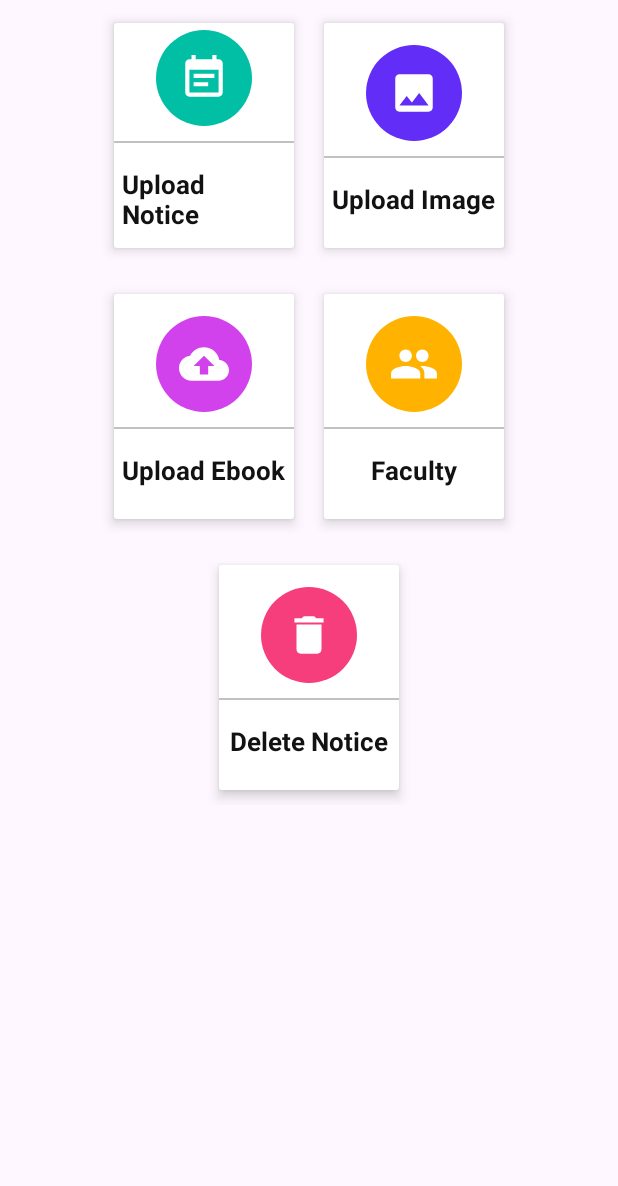
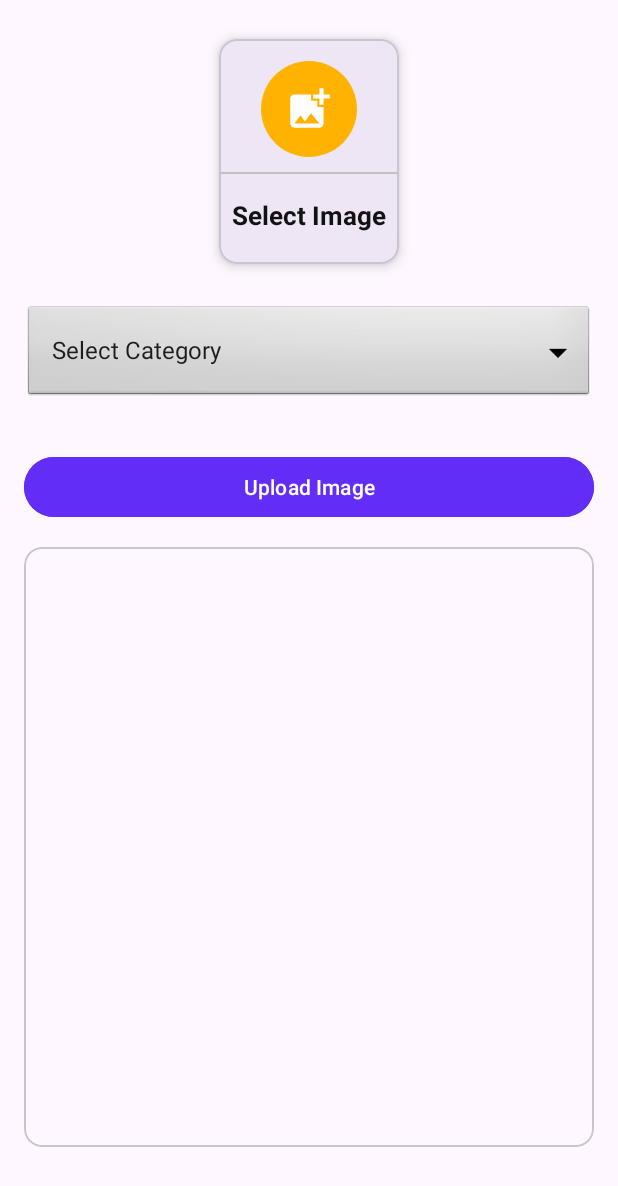
Before and after one commit to dnyandip55/AndroidAdminApp, an Android app: the screen it shows after launch (MainActivity before the commit, UploadImage after it), after a tap on "Upload Image", on a phone screen of 412 x 824 dp. Shown: the top 1186 px of the screen. Run offline under Robolectric (Android 15) with nearby library versions, the phone set to English and light mode, and no system bars; our stand-ins replace Firebase (no records; nobody signed in at launch, a user with empty details on screens opened directly).

Commit message:
Upload Images

```diff
--- a/app/src/main/java/com/example/adminapp/MainActivity.java
+++ b/app/src/main/java/com/example/adminapp/MainActivity.java
@@ -40,7 +40,7 @@ public class MainActivity extends AppCompatActivity implements View.OnClickListe
         } else if (view.getId() == ADD_GALLERY_IMAGE_ID) {
             // Handle click for addGalleryImage
             Log.d("MainActivity", "UploadImage card clicked");
-            // startActivity(new Intent(MainActivity.this, UploadImage.class));
+            startActivity(new Intent(MainActivity.this, UploadImage.class));
         }
         // Add more else-if conditions for other views if needed
     }
--- a/app/src/main/java/com/example/adminapp/UploadImage.java
+++ b/app/src/main/java/com/example/adminapp/UploadImage.java
@@ -1,14 +1,172 @@
 package com.example.adminapp;
 
+import androidx.annotation.NonNull;
+import androidx.annotation.Nullable;
 import androidx.appcompat.app.AppCompatActivity;
+import androidx.cardview.widget.CardView;
 
+import android.app.ProgressDialog;
+import android.content.Intent;
+import android.graphics.Bitmap;
+import android.net.Uri;
 import android.os.Bundle;
+import android.provider.MediaStore;
+import android.view.View;
+import android.widget.AdapterView;
+import android.widget.ArrayAdapter;
+import android.widget.Button;
+import android.widget.ImageView;
+import android.widget.Spinner;
+import android.widget.Toast;
+
+import com.google.android.gms.tasks.OnCompleteListener;
+import com.google.android.gms.tasks.OnFailureListener;
+import com.google.android.gms.tasks.OnSuccessListener;
+import com.google.android.gms.tasks.Task;
+import com.google.firebase.database.DatabaseReference;
+import com.google.firebase.database.FirebaseDatabase;
+import com.google.firebase.storage.FirebaseStorage;
+import com.google.firebase.storage.StorageReference;
+import com.google.firebase.storage.UploadTask;
+
+import java.io.ByteArrayOutputStream;
+import java.io.IOException;
 
 public class UploadImage extends AppCompatActivity {
+    private Spinner imageCategory;
+    private CardView selectImage;
+    private Button uploadImage;
+    private ImageView galleryImageView;
+    private String category;
+    private final int REQ=1;
+    private Bitmap bitmap;
+    ProgressDialog pd;
+    private DatabaseReference reference;
+    private StorageReference storageReference;
+    String downloadUrl;
 
     @Override
     protected void onCreate(Bundle savedInstanceState) {
         super.onCreate(savedInstanceState);
         setContentView(R.layout.activity_upload_image);
+
+        //finding a Id of each field
+        selectImage=findViewById(R.id.addGalleryImage);
+        imageCategory=findViewById(R.id.image_category);
+        uploadImage=findViewById(R.id.uploadImageBtn);
+        galleryImageView=findViewById(R.id.galleryImageView);
+
+        reference= FirebaseDatabase.getInstance().getReference().child("gallary");
+        storageReference= FirebaseStorage.getInstance().getReference().child("gallary");
+
+        pd=new ProgressDialog(this);
+
+        String[] items=new String[]{"Select Category" , "Convocation","Independence Day","Other Event"};
+        imageCategory.setAdapter(new ArrayAdapter<String>(this,android.R.layout.simple_spinner_dropdown_item,items));
+
+        imageCategory.setOnItemSelectedListener(new AdapterView.OnItemSelectedListener() {
+            @Override
+            public void onItemSelected(AdapterView<?> parent, View view, int position, long id) {
+                category=imageCategory.getSelectedItem().toString();
+            }
+
+            @Override
+            public void onNothingSelected(AdapterView<?> parent) {
+
+            }
+        });
+
+        selectImage.setOnClickListener(new View.OnClickListener() {
+            @Override
+            public void onClick(View v) {
+                openGallery();
+            }
+        });
+
+        uploadImage.setOnClickListener(new View.OnClickListener() {
+            @Override
+            public void onClick(View v) {
+                if(bitmap == null){
+                    Toast.makeText(UploadImage.this, "Please Upload Image", Toast.LENGTH_SHORT).show();
+                }else if(category.equals("Select Category")){
+                    Toast.makeText(UploadImage.this, "Please Select Image Category", Toast.LENGTH_SHORT).show();
+                }else{
+                    pd.setMessage("Uploading...");
+                    pd.show();
+                    uploadImage();
+                }
+            }
+        });
+    }
+
+    private void uploadImage() {
+        ByteArrayOutputStream baos=new ByteArrayOutputStream();
+        bitmap.compress(Bitmap.CompressFormat.JPEG,50,baos);
+        byte[] finalimg=baos.toByteArray();
+        final StorageReference filePath;
+        filePath=storageReference.child(finalimg+ "jpg");
+        final UploadTask uploadTask=filePath.putBytes(finalimg);
+        uploadTask.addOnCompleteListener(UploadImage.this, new OnCompleteListener<UploadTask.TaskSnapshot>() {
+            @Override
+            public void onComplete(@NonNull Task<UploadTask.TaskSnapshot> task) {
+                if(task.isSuccessful()){
+                    uploadTask.addOnSuccessListener(new OnSuccessListener<UploadTask.TaskSnapshot>() {
+                        @Override
+                        public void onSuccess(UploadTask.TaskSnapshot taskSnapshot) {
+                            filePath.getDownloadUrl().addOnSuccessListener(new OnSuccessListener<Uri>() {
+                                @Override
+                                public void onSuccess(Uri uri) {
+                                    downloadUrl=String.valueOf(uri);
+                                    uploadData();
+                                }
+                            });
+                        }
+                    });
+                }else{
+                    pd.dismiss();
+                    Toast.makeText(UploadImage.this, "Something went Wrong", Toast.LENGTH_SHORT).show();
+                }
+            }
+        });
+    }
+
+    private void uploadData() {
+        reference=reference.child(category);
+        final String uniqueKey=reference.push().getKey();
+
+        reference.child(uniqueKey).setValue(downloadUrl).addOnSuccessListener(new OnSuccessListener<Void>() {
+            @Override
+            public void onSuccess(Void unused) {
+                pd.dismiss();
+                Toast.makeText(UploadImage.this, "Image Uploaded Successfully", Toast.LENGTH_SHORT).show();
+            }
+        }).addOnFailureListener(new OnFailureListener() {
+            @Override
+            public void onFailure(@NonNull Exception e) {
+                pd.dismiss();
+                Toast.makeText(UploadImage.this, "Something went wrong", Toast.LENGTH_SHORT).show();
+            }
+        });
+    }
+
+    private void openGallery() {
+
+        //for opening a Gallery
+        Intent pickImage=new Intent(Intent.ACTION_PICK, MediaStore.Images.Media.EXTERNAL_CONTENT_URI);
+        startActivityForResult(pickImage,REQ);
+    }
+
+    @Override
+    protected void onActivityResult(int requestCode, int resultCode, @Nullable Intent data) {
+        super.onActivityResult(requestCode, resultCode, data);
+        if(requestCode == REQ && resultCode == RESULT_OK){
+            Uri uri=data.getData();
+            try {
+                bitmap=MediaStore.Images.Media.getBitmap(getContentResolver(),uri);
+            } catch (IOException e) {
+                throw new RuntimeException(e);
+            }
+            galleryImageView.setImageBitmap(bitmap);
+        }
     }
 }
--- a/app/src/main/res/layout/activity_upload_image.xml
+++ b/app/src/main/res/layout/activity_upload_image.xml
@@ -1,9 +1,93 @@
 <?xml version="1.0" encoding="utf-8"?>
-<androidx.constraintlayout.widget.ConstraintLayout xmlns:android="http://schemas.android.com/apk/res/android"
+<ScrollView xmlns:android="http://schemas.android.com/apk/res/android"
     xmlns:app="http://schemas.android.com/apk/res-auto"
     xmlns:tools="http://schemas.android.com/tools"
     android:layout_width="match_parent"
     android:layout_height="match_parent"
+    android:padding="16dp"
     tools:context=".UploadImage">
 
-</androidx.constraintlayout.widget.ConstraintLayout>
+    <LinearLayout
+        android:layout_width="match_parent"
+        android:layout_height="match_parent"
+        android:orientation="vertical">
+
+
+
+        <com.google.android.material.card.MaterialCardView
+            android:layout_width="120dp"
+            android:layout_height="150dp"
+            android:layout_margin="10dp"
+            android:id="@+id/addGalleryImage"
+            android:layout_gravity="center"
+            app:cardElevation="5dp">
+
+            <LinearLayout
+                android:layout_width="match_parent"
+                android:layout_height="match_parent"
+                android:orientation="vertical"
+                android:gravity="center">
+
+                <ImageView
+                    android:layout_width="64dp"
+                    android:layout_height="64dp"
+                    android:background="@drawable/circle_yellow"
+                    android:src="@drawable/ic_image"
+                    android:padding="15dp"/>
+
+                <View
+                    android:layout_width="match_parent"
+                    android:layout_height="1dp"
+                    android:background="@color/lightGray"
+                    android:layout_marginTop="10dp"/>
+
+                <TextView
+                    android:layout_width="wrap_content"
+                    android:layout_height="wrap_content"
+                    android:text="Select Image"
+                    android:textStyle="bold"
+                    android:padding="5dp"
+                    android:textSize="17dp"
+                    android:layout_marginTop="10dp"
+                    android:textColor="@color/textColor"/>
+
+
+            </LinearLayout>
+        </com.google.android.material.card.MaterialCardView>
+
+        <Spinner
+            android:layout_width="match_parent"
+            android:layout_height="wrap_content"
+            android:id="@+id/image_category"
+            android:spinnerMode="dropdown"
+            android:background="@android:drawable/btn_dropdown"
+            android:gravity="center"
+            android:layout_marginVertical="16dp"/>
+
+
+        <com.google.android.material.button.MaterialButton
+            android:backgroundTint="@color/purple"
+            android:layout_width="match_parent"
+            android:layout_height="wrap_content"
+            android:text="Upload Image"
+            android:layout_marginTop="16dp"
+            android:textAllCaps="false"
+            android:id="@+id/uploadImageBtn"/>
+
+        <com.google.android.material.card.MaterialCardView
+            android:layout_width="match_parent"
+            android:layout_marginTop="16dp"
+            android:layout_height="400dp">
+
+            <ImageView
+                android:layout_width="match_parent"
+                android:layout_height="match_parent"
+                android:scaleType="centerCrop"
+                android:id="@+id/galleryImageView"/>
+        </com.google.android.material.card.MaterialCardView>
+
+
+    </LinearLayout>
+
+
+</ScrollView>
```
